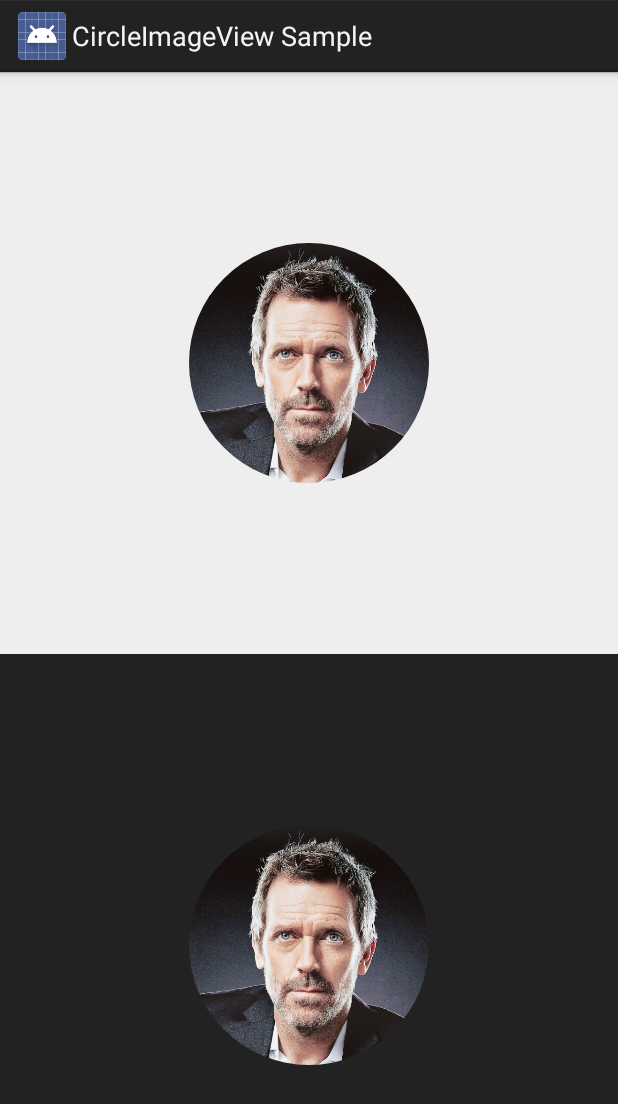
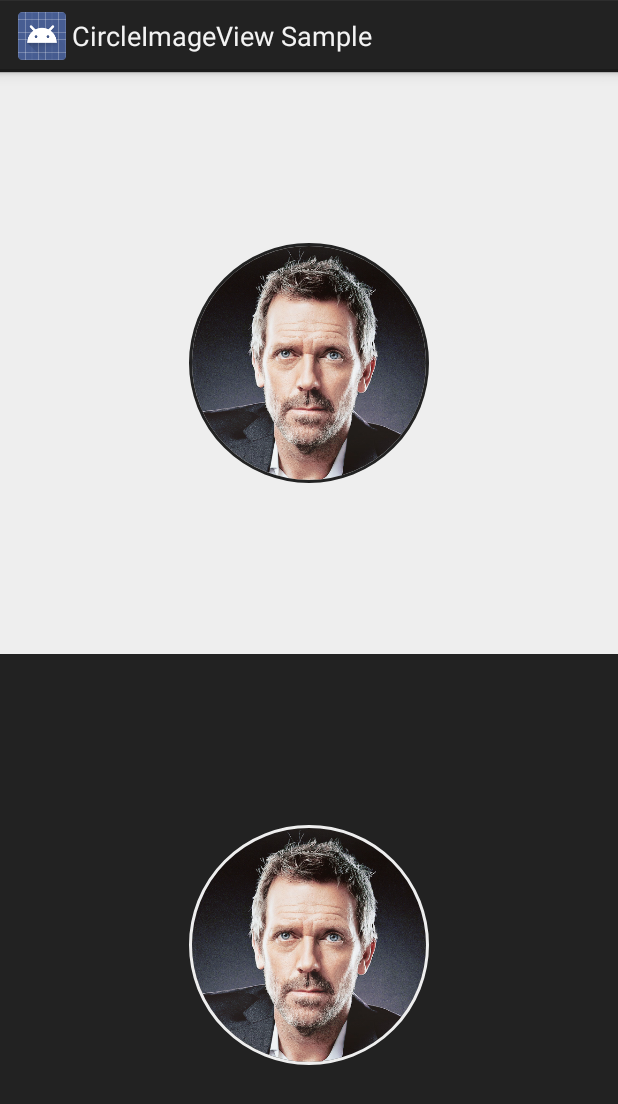
Before and after one commit to hdodenhof/CircleImageView, an Android app: the screen it shows after launch (MainActivity), on a phone screen of 412 x 824 dp. Shown: the top 1104 px of the screen. Run offline under Robolectric (Android 15) with nearby library versions, the phone set to English and light mode, and no system bars; our stand-ins replace CircleImageView.

Commit message:
Prefix xml custom attributes to avoid conflicts with other libraries.

```diff
--- a/circleimageview/src/main/java/de/hdodenhof/circleimageview/CircleImageView.java
+++ b/circleimageview/src/main/java/de/hdodenhof/circleimageview/CircleImageView.java
@@ -70,9 +70,9 @@ public class CircleImageView extends ImageView {
 
         TypedArray a = context.obtainStyledAttributes(attrs, R.styleable.CircleImageView, defStyle, 0);
 
-        mBorderWidth = a.getDimensionPixelSize(R.styleable.CircleImageView_border_width, DEFAULT_BORDER_WIDTH);
-        mBorderColor = a.getColor(R.styleable.CircleImageView_border_color, DEFAULT_BORDER_COLOR);
-        mBorderOverlay = a.getBoolean(R.styleable.CircleImageView_border_overlay, DEFAULT_BORDER_OVERLAY);
+        mBorderWidth = a.getDimensionPixelSize(R.styleable.CircleImageView_civ_border_width, DEFAULT_BORDER_WIDTH);
+        mBorderColor = a.getColor(R.styleable.CircleImageView_civ_border_color, DEFAULT_BORDER_COLOR);
+        mBorderOverlay = a.getBoolean(R.styleable.CircleImageView_civ_border_overlay, DEFAULT_BORDER_OVERLAY);
 
         a.recycle();
 
--- a/circleimageview/src/main/res/values/attrs.xml
+++ b/circleimageview/src/main/res/values/attrs.xml
@@ -1,8 +1,8 @@
 <?xml version="1.0" encoding="utf-8"?>
 <resources>
     <declare-styleable name="CircleImageView">
-        <attr name="border_width" format="dimension" />
-        <attr name="border_color" format="color" />
-        <attr name="border_overlay" format="boolean" />
+        <attr name="civ_border_width" format="dimension" />
+        <attr name="civ_border_color" format="color" />
+        <attr name="civ_border_overlay" format="boolean" />
     </declare-styleable>
 </resources>
--- a/sample/src/main/res/layout/fragment_main.xml
+++ b/sample/src/main/res/layout/fragment_main.xml
@@ -19,8 +19,8 @@
             android:layout_height="160dp"
             android:layout_centerInParent="true"
             android:src="@drawable/hugh"
-            app:border_width="2dp"
-            app:border_color="@color/dark" />
+            app:civ_border_width="2dp"
+            app:civ_border_color="@color/dark" />
 
     </RelativeLayout>
 
@@ -36,8 +36,8 @@
             android:layout_height="160dp"
             android:layout_centerInParent="true"
             android:src="@drawable/hugh"
-            app:border_width="2dp"
-            app:border_color="@color/light" />
+            app:civ_border_width="2dp"
+            app:civ_border_color="@color/light" />
 
     </RelativeLayout>
 
```
